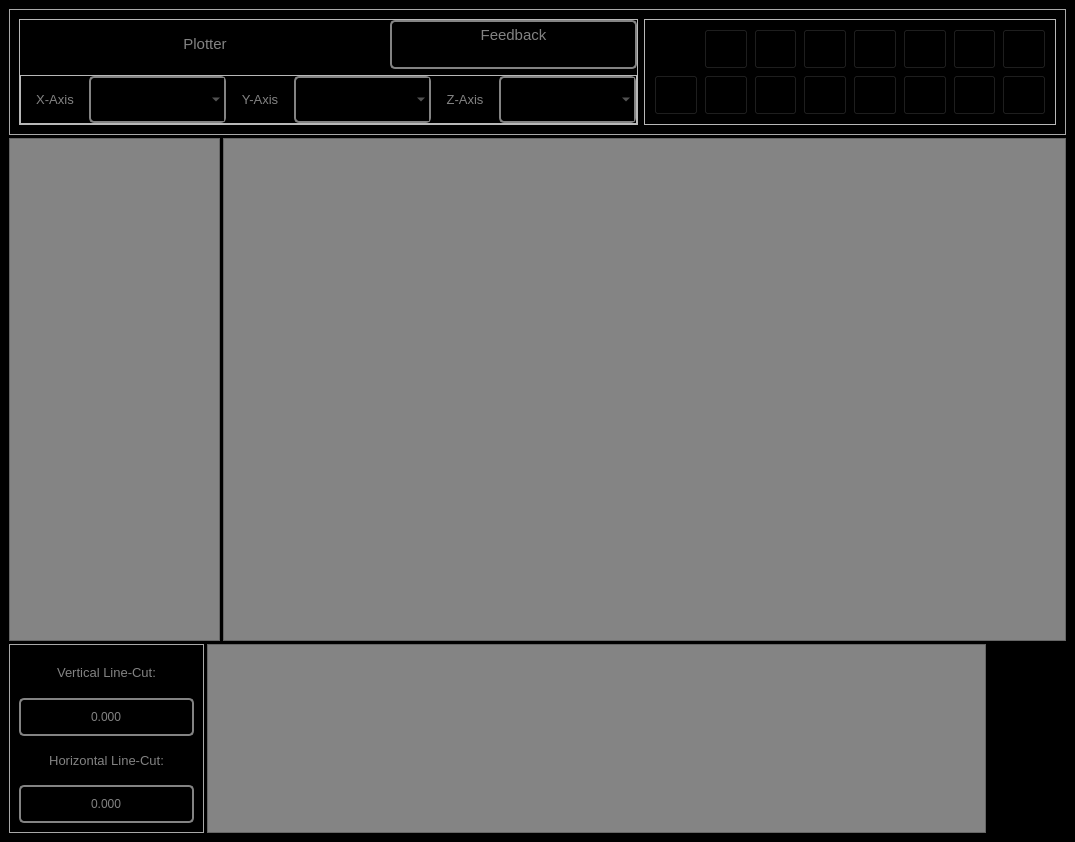
Qt form Scanner GUI/Plotters Control/Plotter/plotter.ui (afylab/nanoSQUID-Scanning-Software) before a commit.
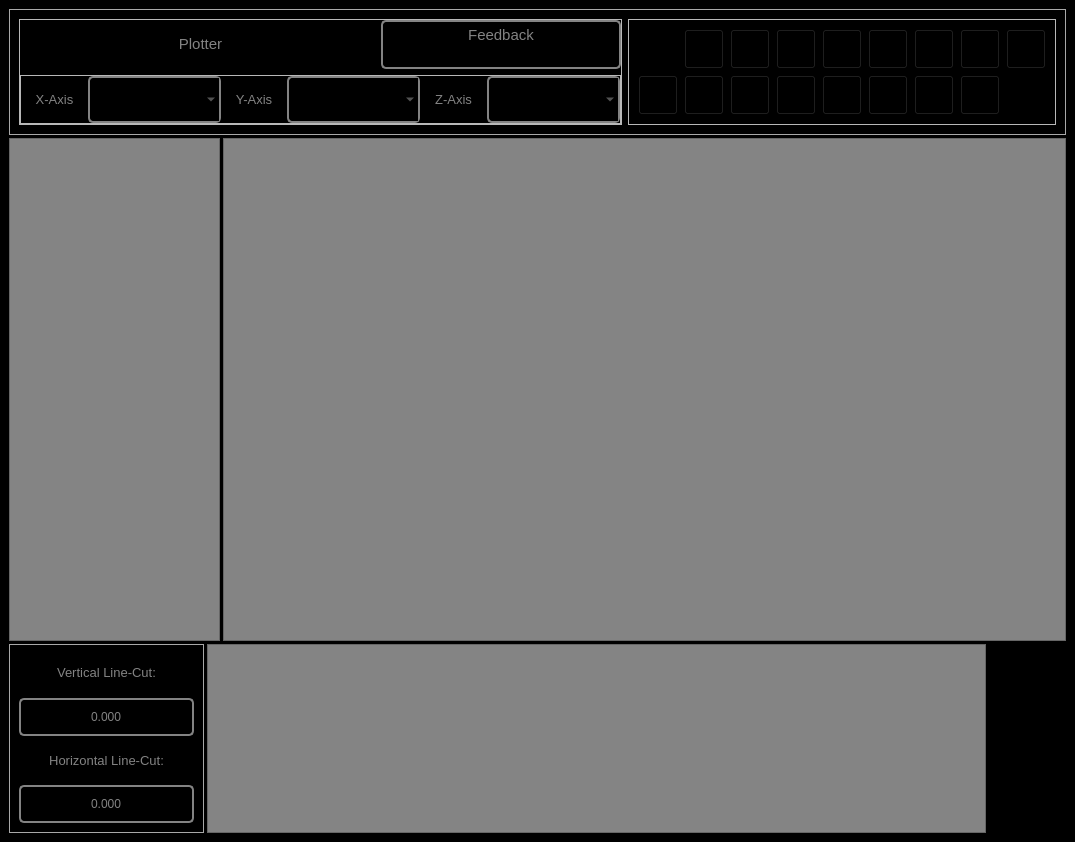
The same form after that commit. Icons and pictures are not drawn.

```diff
--- a/Scanner GUI/Plotters Control/Plotter/plotter.ui
+++ b/Scanner GUI/Plotters Control/Plotter/plotter.ui
@@ -286,80 +286,7 @@
          <property name="frameShadow">
           <enum>QFrame::Raised</enum>
          </property>
-         <layout class="QGridLayout" name="gridLayout_2" rowstretch="1,1" columnstretch="1,1,1,1,1,1,1,1" rowminimumheight="0,0" columnminimumwidth="0,0,0,0,0,0,0,0">
-          <item row="1" column="4">
-           <widget class="QPushButton" name="pushButton_Multiply">
-            <property name="sizePolicy">
-             <sizepolicy hsizetype="Preferred" vsizetype="Preferred">
-              <horstretch>0</horstretch>
-              <verstretch>0</verstretch>
-             </sizepolicy>
-            </property>
-            <property name="toolTip">
-             <string>&lt;html&gt;&lt;head/&gt;&lt;body&gt;&lt;p&gt;Multiply the plot data.&lt;/p&gt;&lt;/body&gt;&lt;/html&gt;</string>
-            </property>
-            <property name="styleSheet">
-             <string notr="true">QPushButton:disabled#pushButton_Multiply {image:url(:/nSOTScanner/Pictures/lock.png)}
-
-QPushButton#pushButton_Multiply{
-image:url(:/nSOTScanner/Pictures/Multiply.png);
-background: black;
-
-}
-
-QPushButton:pressed#pushButton_Multiply{
-image:url(:/nSOTScanner/Pictures/Multiply.png);
-background: black;
-border: 2px rgb(131,131,131);
-border-radius: 5px
-}</string>
-            </property>
-            <property name="text">
-             <string/>
-            </property>
-           </widget>
-          </item>
-          <item row="0" column="0">
-           <widget class="QPushButton" name="pushButton_trSelect">
-            <property name="enabled">
-             <bool>true</bool>
-            </property>
-            <property name="sizePolicy">
-             <sizepolicy hsizetype="Preferred" vsizetype="Preferred">
-              <horstretch>0</horstretch>
-              <verstretch>0</verstretch>
-             </sizepolicy>
-            </property>
-            <property name="minimumSize">
-             <size>
-              <width>0</width>
-              <height>0</height>
-             </size>
-            </property>
-            <property name="toolTip">
-             <string>&lt;html&gt;&lt;head/&gt;&lt;body&gt;&lt;p&gt;Select trace/retrace.&lt;/p&gt;&lt;/body&gt;&lt;/html&gt;</string>
-            </property>
-            <property name="styleSheet">
-             <string notr="true">QPushButton:disabled#pushButton_trSelect {image:url(:/nSOTScanner/Pictures/lock.png)}
-
-#pushButton_trSelect{
-image:url(:/nSOTScanner/Pictures/traceIcon.png);
-background: black;
-border: 0px solid rgb(95,107,166);
-}
-
-QPushButton:pressed#trSelect{
-image:url(:/nSOTScanner/Pictures/traceIcon.png);
-background: black;
-border: 2px rgb(131,131,131);
-border-radius: 5px
-}</string>
-            </property>
-            <property name="text">
-             <string/>
-            </property>
-           </widget>
-          </item>
+         <layout class="QGridLayout" name="gridLayout_2" rowstretch="1,1" columnstretch="1,1,1,1,1,1,1,1,0" rowminimumheight="0,0" columnminimumwidth="0,0,0,0,0,0,0,0,0">
           <item row="1" column="1">
            <widget class="QPushButton" name="pushButton_Info">
             <property name="sizePolicy">
@@ -392,226 +319,6 @@
             </property>
            </widget>
           </item>
-          <item row="1" column="0">
-           <widget class="QPushButton" name="pushButton_refresh">
-            <property name="enabled">
-             <bool>true</bool>
-            </property>
-            <property name="sizePolicy">
-             <sizepolicy hsizetype="Preferred" vsizetype="Preferred">
-              <horstretch>0</horstretch>
-              <verstretch>0</verstretch>
-             </sizepolicy>
-            </property>
-            <property name="minimumSize">
-             <size>
-              <width>0</width>
-              <height>0</height>
-             </size>
-            </property>
-            <property name="toolTip">
-             <string>&lt;html&gt;&lt;head/&gt;&lt;body&gt;&lt;p&gt;Refresh plot.&lt;/p&gt;&lt;/body&gt;&lt;/html&gt;</string>
-            </property>
-            <property name="styleSheet">
-             <string notr="true">QPushButton:disabled#pushButton_refresh {image:url(:/nSOTScanner/Pictures/lock.png)}
-
-#pushButton_refresh{
-image:url(:/nSOTScanner/Pictures/refresh.png);
-background: black;
-
-}
-
-QPushButton:pressed#refresh{
-image:url(:/nSOTScanner/Pictures/refresh.png);
-background: black;
-border: 2px rgb(131,131,131);
-border-radius: 5px
-}</string>
-            </property>
-            <property name="text">
-             <string/>
-            </property>
-           </widget>
-          </item>
-          <item row="0" column="4">
-           <widget class="QPushButton" name="subtract">
-            <property name="sizePolicy">
-             <sizepolicy hsizetype="Preferred" vsizetype="Preferred">
-              <horstretch>0</horstretch>
-              <verstretch>0</verstretch>
-             </sizepolicy>
-            </property>
-            <property name="minimumSize">
-             <size>
-              <width>0</width>
-              <height>0</height>
-             </size>
-            </property>
-            <property name="toolTip">
-             <string>&lt;html&gt;&lt;head/&gt;&lt;body&gt;&lt;p&gt;Subtract fit or offset.&lt;/p&gt;&lt;/body&gt;&lt;/html&gt;</string>
-            </property>
-            <property name="styleSheet">
-             <string notr="true">QPushButton:disabled#subtract {image:url(:/nSOTScanner/Pictures/lock.png)}
-
-QPushButton#subtract{
-image:url(:/nSOTScanner/Pictures/inverseRes.png);
-background: black;
-
-}
-
-QPushButton:pressed#subtract{
-image:url(:/nSOTScanner/Pictures/inverseRes.png);
-background: black;
-border: 2px rgb(131,131,131);
-border-radius: 5px
-}</string>
-            </property>
-            <property name="text">
-             <string/>
-            </property>
-           </widget>
-          </item>
-          <item row="1" column="3">
-           <widget class="QPushButton" name="pushButton_Despike">
-            <property name="sizePolicy">
-             <sizepolicy hsizetype="Preferred" vsizetype="Preferred">
-              <horstretch>0</horstretch>
-              <verstretch>0</verstretch>
-             </sizepolicy>
-            </property>
-            <property name="minimumSize">
-             <size>
-              <width>0</width>
-              <height>0</height>
-             </size>
-            </property>
-            <property name="toolTip">
-             <string>&lt;html&gt;&lt;head/&gt;&lt;body&gt;&lt;p&gt;Despiking the data plotted&lt;/p&gt;&lt;/body&gt;&lt;/html&gt;</string>
-            </property>
-            <property name="styleSheet">
-             <string notr="true">QPushButton:disabled#pushButton_Despike {image:url(:/nSOTScanner/Pictures/lock.png)}
-
-QPushButton#pushButton_Despike{
-image:url(:/nSOTScanner/Pictures/Flatten.png);
-background: black;
-
-}
-
-QPushButton:pressed#pushButton_Despike{
-image:url(:/nSOTScanner/Pictures/Flatten.png);
-background: black;
-border: 2px rgb(131,131,131);
-border-radius: 5px
-}</string>
-            </property>
-            <property name="text">
-             <string/>
-            </property>
-           </widget>
-          </item>
-          <item row="1" column="5">
-           <widget class="QPushButton" name="diamCalc">
-            <property name="sizePolicy">
-             <sizepolicy hsizetype="Preferred" vsizetype="Preferred">
-              <horstretch>0</horstretch>
-              <verstretch>0</verstretch>
-             </sizepolicy>
-            </property>
-            <property name="toolTip">
-             <string>Estimate nSOT Diameter</string>
-            </property>
-            <property name="styleSheet">
-             <string notr="true">QPushButton:disabled#diamCalc {image:url(:/nSOTScanner/Pictures/lock.png)}
-
-#diamCalc{
-image:url(:/nSOTScanner/Pictures/inverseDiameter.png);
-background: black;
-}
-
-QPushButton:pressed#diamCalc{
-image:url(:/nSOTScanner/Pictures/inverseDiameter.png);
-background: black;
-border: 2px rgb(131,131,131);
-border-radius: 5px
-}</string>
-            </property>
-            <property name="text">
-             <string/>
-            </property>
-           </widget>
-          </item>
-          <item row="1" column="6">
-           <widget class="QPushButton" name="gradient">
-            <property name="sizePolicy">
-             <sizepolicy hsizetype="Preferred" vsizetype="Preferred">
-              <horstretch>0</horstretch>
-              <verstretch>0</verstretch>
-             </sizepolicy>
-            </property>
-            <property name="toolTip">
-             <string>&lt;html&gt;&lt;head/&gt;&lt;body&gt;&lt;p&gt;Directional gradient.&lt;/p&gt;&lt;/body&gt;&lt;/html&gt;</string>
-            </property>
-            <property name="styleSheet">
-             <string notr="true">QPushButton:disabled#gradient {image:url(:/nSOTScanner/Pictures/lock.png)}
-
-#gradient{
-image:url(:/nSOTScanner/Pictures/inverseNabla.png);
-background: black;
-}
-
-QPushButton:pressed#gradient{
-image:url(:/nSOTScanner/Pictures/inverseNabla.png);
-background: black;
-border: 2px rgb(131,131,131);
-border-radius: 5px
-}</string>
-            </property>
-            <property name="text">
-             <string/>
-            </property>
-           </widget>
-          </item>
-          <item row="0" column="1">
-           <widget class="QPushButton" name="pushButton_CropWindow">
-            <property name="enabled">
-             <bool>true</bool>
-            </property>
-            <property name="sizePolicy">
-             <sizepolicy hsizetype="Preferred" vsizetype="Preferred">
-              <horstretch>0</horstretch>
-              <verstretch>0</verstretch>
-             </sizepolicy>
-            </property>
-            <property name="minimumSize">
-             <size>
-              <width>0</width>
-              <height>0</height>
-             </size>
-            </property>
-            <property name="toolTip">
-             <string>&lt;html&gt;&lt;head/&gt;&lt;body&gt;&lt;p&gt;Crop the data to the selected area&lt;/p&gt;&lt;/body&gt;&lt;/html&gt;</string>
-            </property>
-            <property name="styleSheet">
-             <string notr="true">QPushButton:disabled#pushButton_CropWindow {image:url(:/nSOTScanner/Pictures/lock.png)}
-
-#pushButton_CropWindow{
-image:url(:/nSOTScanner/Pictures/Crop.jpg);
-background: black;
-
-}
-
-QPushButton:pressed#pushButton_CropWindow{
-image:url(:/nSOTScanner/Pictures/Crop.jpg);
-background: black;
-border: 2px rgb(131,131,131);
-border-radius: 5px
-}</string>
-            </property>
-            <property name="text">
-             <string/>
-            </property>
-           </widget>
-          </item>
           <item row="0" column="6">
            <widget class="QPushButton" name="savePlot">
             <property name="sizePolicy">
@@ -643,44 +350,6 @@
             </property>
            </widget>
           </item>
-          <item row="0" column="5">
-           <widget class="QPushButton" name="pushButton_sensitivity">
-            <property name="sizePolicy">
-             <sizepolicy hsizetype="Preferred" vsizetype="Preferred">
-              <horstretch>0</horstretch>
-              <verstretch>0</verstretch>
-             </sizepolicy>
-            </property>
-            <property name="minimumSize">
-             <size>
-              <width>0</width>
-              <height>0</height>
-             </size>
-            </property>
-            <property name="toolTip">
-             <string>&lt;html&gt;&lt;head/&gt;&lt;body&gt;&lt;p&gt;Compute sensitivity&lt;/p&gt;&lt;/body&gt;&lt;/html&gt;</string>
-            </property>
-            <property name="styleSheet">
-             <string notr="true">QPushButton:disabled#pushButton_sensitivity {image:url(:/nSOTScanner/Pictures/lock.png)}
-
-QPushButton#pushButton_sensitivity{
-image:url(:/nSOTScanner/Pictures/inverseSigma.png);
-background: black;
-
-}
-
-QPushButton:pressed#pushButton_sensitivity{
-image:url(:/nSOTScanner/Pictures/inverseSigma.png);
-background: black;
-border: 2px rgb(131,131,131);
-border-radius: 5px
-}</string>
-            </property>
-            <property name="text">
-             <string/>
-            </property>
-           </widget>
-          </item>
           <item row="0" column="3">
            <widget class="QPushButton" name="pushButton_lockratio">
             <property name="enabled">
@@ -725,47 +394,6 @@
             </property>
            </widget>
           </item>
-          <item row="0" column="2">
-           <widget class="QPushButton" name="pushButton_SelectArea">
-            <property name="enabled">
-             <bool>true</bool>
-            </property>
-            <property name="sizePolicy">
-             <sizepolicy hsizetype="Preferred" vsizetype="Preferred">
-              <horstretch>0</horstretch>
-              <verstretch>0</verstretch>
-             </sizepolicy>
-            </property>
-            <property name="minimumSize">
-             <size>
-              <width>0</width>
-              <height>0</height>
-             </size>
-            </property>
-            <property name="toolTip">
-             <string>&lt;html&gt;&lt;head/&gt;&lt;body&gt;&lt;p&gt;Show selected area.&lt;/p&gt;&lt;/body&gt;&lt;/html&gt;</string>
-            </property>
-            <property name="styleSheet">
-             <string notr="true">QPushButton:disabled#pushButton_SelectArea {image:url(:/nSOTScanner/Pictures/lock.png)}
-
-#pushButton_SelectArea{
-image:url(:/nSOTScanner/Pictures/SelectArea.png);
-background: black;
-
-}
-
-QPushButton:pressed#pushButton_SelectArea{
-image:url(:/nSOTScanner/Pictures/SelectArea.png);
-background: black;
-border: 2px rgb(131,131,131);
-border-radius: 5px
-}</string>
-            </property>
-            <property name="text">
-             <string/>
-            </property>
-           </widget>
-          </item>
           <item row="1" column="2">
            <widget class="QPushButton" name="pushButton_zoom">
             <property name="sizePolicy">
@@ -803,6 +431,47 @@
             </property>
            </widget>
           </item>
+          <item row="0" column="2">
+           <widget class="QPushButton" name="pushButton_SelectArea">
+            <property name="enabled">
+             <bool>true</bool>
+            </property>
+            <property name="sizePolicy">
+             <sizepolicy hsizetype="Preferred" vsizetype="Preferred">
+              <horstretch>0</horstretch>
+              <verstretch>0</verstretch>
+             </sizepolicy>
+            </property>
+            <property name="minimumSize">
+             <size>
+              <width>0</width>
+              <height>0</height>
+             </size>
+            </property>
+            <property name="toolTip">
+             <string>&lt;html&gt;&lt;head/&gt;&lt;body&gt;&lt;p&gt;Show selected area.&lt;/p&gt;&lt;/body&gt;&lt;/html&gt;</string>
+            </property>
+            <property name="styleSheet">
+             <string notr="true">QPushButton:disabled#pushButton_SelectArea {image:url(:/nSOTScanner/Pictures/lock.png)}
+
+#pushButton_SelectArea{
+image:url(:/nSOTScanner/Pictures/SelectArea.png);
+background: black;
+
+}
+
+QPushButton:pressed#pushButton_SelectArea{
+image:url(:/nSOTScanner/Pictures/SelectArea.png);
+background: black;
+border: 2px rgb(131,131,131);
+border-radius: 5px
+}</string>
+            </property>
+            <property name="text">
+             <string/>
+            </property>
+           </widget>
+          </item>
           <item row="1" column="7">
            <widget class="QPushButton" name="pushButton_Squid">
             <property name="sizePolicy">
@@ -834,6 +503,337 @@
             </property>
            </widget>
           </item>
+          <item row="0" column="1">
+           <widget class="QPushButton" name="pushButton_CropWindow">
+            <property name="enabled">
+             <bool>true</bool>
+            </property>
+            <property name="sizePolicy">
+             <sizepolicy hsizetype="Preferred" vsizetype="Preferred">
+              <horstretch>0</horstretch>
+              <verstretch>0</verstretch>
+             </sizepolicy>
+            </property>
+            <property name="minimumSize">
+             <size>
+              <width>0</width>
+              <height>0</height>
+             </size>
+            </property>
+            <property name="toolTip">
+             <string>&lt;html&gt;&lt;head/&gt;&lt;body&gt;&lt;p&gt;Crop the data to the selected area&lt;/p&gt;&lt;/body&gt;&lt;/html&gt;</string>
+            </property>
+            <property name="styleSheet">
+             <string notr="true">QPushButton:disabled#pushButton_CropWindow {image:url(:/nSOTScanner/Pictures/lock.png)}
+
+#pushButton_CropWindow{
+image:url(:/nSOTScanner/Pictures/Crop.jpg);
+background: black;
+
+}
+
+QPushButton:pressed#pushButton_CropWindow{
+image:url(:/nSOTScanner/Pictures/Crop.jpg);
+background: black;
+border: 2px rgb(131,131,131);
+border-radius: 5px
+}</string>
+            </property>
+            <property name="text">
+             <string/>
+            </property>
+           </widget>
+          </item>
+          <item row="1" column="0">
+           <widget class="QPushButton" name="pushButton_refresh">
+            <property name="enabled">
+             <bool>true</bool>
+            </property>
+            <property name="sizePolicy">
+             <sizepolicy hsizetype="Preferred" vsizetype="Preferred">
+              <horstretch>0</horstretch>
+              <verstretch>0</verstretch>
+             </sizepolicy>
+            </property>
+            <property name="minimumSize">
+             <size>
+              <width>0</width>
+              <height>0</height>
+             </size>
+            </property>
+            <property name="toolTip">
+             <string>&lt;html&gt;&lt;head/&gt;&lt;body&gt;&lt;p&gt;Refresh plot.&lt;/p&gt;&lt;/body&gt;&lt;/html&gt;</string>
+            </property>
+            <property name="styleSheet">
+             <string notr="true">QPushButton:disabled#pushButton_refresh {image:url(:/nSOTScanner/Pictures/lock.png)}
+
+#pushButton_refresh{
+image:url(:/nSOTScanner/Pictures/refresh.png);
+background: black;
+
+}
+
+QPushButton:pressed#refresh{
+image:url(:/nSOTScanner/Pictures/refresh.png);
+background: black;
+border: 2px rgb(131,131,131);
+border-radius: 5px
+}</string>
+            </property>
+            <property name="text">
+             <string/>
+            </property>
+           </widget>
+          </item>
+          <item row="0" column="0">
+           <widget class="QPushButton" name="pushButton_trSelect">
+            <property name="enabled">
+             <bool>true</bool>
+            </property>
+            <property name="sizePolicy">
+             <sizepolicy hsizetype="Preferred" vsizetype="Preferred">
+              <horstretch>0</horstretch>
+              <verstretch>0</verstretch>
+             </sizepolicy>
+            </property>
+            <property name="minimumSize">
+             <size>
+              <width>0</width>
+              <height>0</height>
+             </size>
+            </property>
+            <property name="toolTip">
+             <string>&lt;html&gt;&lt;head/&gt;&lt;body&gt;&lt;p&gt;Select trace/retrace.&lt;/p&gt;&lt;/body&gt;&lt;/html&gt;</string>
+            </property>
+            <property name="styleSheet">
+             <string notr="true">QPushButton:disabled#pushButton_trSelect {image:url(:/nSOTScanner/Pictures/lock.png)}
+
+#pushButton_trSelect{
+image:url(:/nSOTScanner/Pictures/traceIcon.png);
+background: black;
+border: 0px solid rgb(95,107,166);
+}
+
+QPushButton:pressed#trSelect{
+image:url(:/nSOTScanner/Pictures/traceIcon.png);
+background: black;
+border: 2px rgb(131,131,131);
+border-radius: 5px
+}</string>
+            </property>
+            <property name="text">
+             <string/>
+            </property>
+           </widget>
+          </item>
+          <item row="1" column="4">
+           <widget class="QPushButton" name="pushButton_Multiply">
+            <property name="sizePolicy">
+             <sizepolicy hsizetype="Preferred" vsizetype="Preferred">
+              <horstretch>0</horstretch>
+              <verstretch>0</verstretch>
+             </sizepolicy>
+            </property>
+            <property name="toolTip">
+             <string>&lt;html&gt;&lt;head/&gt;&lt;body&gt;&lt;p&gt;Multiply the plot data.&lt;/p&gt;&lt;/body&gt;&lt;/html&gt;</string>
+            </property>
+            <property name="styleSheet">
+             <string notr="true">QPushButton:disabled#pushButton_Multiply {image:url(:/nSOTScanner/Pictures/lock.png)}
+
+QPushButton#pushButton_Multiply{
+image:url(:/nSOTScanner/Pictures/Multiply.png);
+background: black;
+
+}
+
+QPushButton:pressed#pushButton_Multiply{
+image:url(:/nSOTScanner/Pictures/Multiply.png);
+background: black;
+border: 2px rgb(131,131,131);
+border-radius: 5px
+}</string>
+            </property>
+            <property name="text">
+             <string/>
+            </property>
+           </widget>
+          </item>
+          <item row="0" column="5">
+           <widget class="QPushButton" name="pushButton_sensitivity">
+            <property name="sizePolicy">
+             <sizepolicy hsizetype="Preferred" vsizetype="Preferred">
+              <horstretch>0</horstretch>
+              <verstretch>0</verstretch>
+             </sizepolicy>
+            </property>
+            <property name="minimumSize">
+             <size>
+              <width>0</width>
+              <height>0</height>
+             </size>
+            </property>
+            <property name="toolTip">
+             <string>&lt;html&gt;&lt;head/&gt;&lt;body&gt;&lt;p&gt;Compute sensitivity&lt;/p&gt;&lt;/body&gt;&lt;/html&gt;</string>
+            </property>
+            <property name="styleSheet">
+             <string notr="true">QPushButton:disabled#pushButton_sensitivity {image:url(:/nSOTScanner/Pictures/lock.png)}
+
+QPushButton#pushButton_sensitivity{
+image:url(:/nSOTScanner/Pictures/inverseSigma.png);
+background: black;
+
+}
+
+QPushButton:pressed#pushButton_sensitivity{
+image:url(:/nSOTScanner/Pictures/inverseSigma.png);
+background: black;
+border: 2px rgb(131,131,131);
+border-radius: 5px
+}</string>
+            </property>
+            <property name="text">
+             <string/>
+            </property>
+           </widget>
+          </item>
+          <item row="1" column="5">
+           <widget class="QPushButton" name="diamCalc">
+            <property name="sizePolicy">
+             <sizepolicy hsizetype="Preferred" vsizetype="Preferred">
+              <horstretch>0</horstretch>
+              <verstretch>0</verstretch>
+             </sizepolicy>
+            </property>
+            <property name="toolTip">
+             <string>Estimate nSOT Diameter</string>
+            </property>
+            <property name="styleSheet">
+             <string notr="true">QPushButton:disabled#diamCalc {image:url(:/nSOTScanner/Pictures/lock.png)}
+
+#diamCalc{
+image:url(:/nSOTScanner/Pictures/inverseDiameter.png);
+background: black;
+}
+
+QPushButton:pressed#diamCalc{
+image:url(:/nSOTScanner/Pictures/inverseDiameter.png);
+background: black;
+border: 2px rgb(131,131,131);
+border-radius: 5px
+}</string>
+            </property>
+            <property name="text">
+             <string/>
+            </property>
+           </widget>
+          </item>
+          <item row="1" column="3">
+           <widget class="QPushButton" name="pushButton_Despike">
+            <property name="sizePolicy">
+             <sizepolicy hsizetype="Preferred" vsizetype="Preferred">
+              <horstretch>0</horstretch>
+              <verstretch>0</verstretch>
+             </sizepolicy>
+            </property>
+            <property name="minimumSize">
+             <size>
+              <width>0</width>
+              <height>0</height>
+             </size>
+            </property>
+            <property name="toolTip">
+             <string>&lt;html&gt;&lt;head/&gt;&lt;body&gt;&lt;p&gt;Despiking the data plotted&lt;/p&gt;&lt;/body&gt;&lt;/html&gt;</string>
+            </property>
+            <property name="styleSheet">
+             <string notr="true">QPushButton:disabled#pushButton_Despike {image:url(:/nSOTScanner/Pictures/lock.png)}
+
+QPushButton#pushButton_Despike{
+image:url(:/nSOTScanner/Pictures/Flatten.png);
+background: black;
+
+}
+
+QPushButton:pressed#pushButton_Despike{
+image:url(:/nSOTScanner/Pictures/Flatten.png);
+background: black;
+border: 2px rgb(131,131,131);
+border-radius: 5px
+}</string>
+            </property>
+            <property name="text">
+             <string/>
+            </property>
+           </widget>
+          </item>
+          <item row="1" column="6">
+           <widget class="QPushButton" name="gradient">
+            <property name="sizePolicy">
+             <sizepolicy hsizetype="Preferred" vsizetype="Preferred">
+              <horstretch>0</horstretch>
+              <verstretch>0</verstretch>
+             </sizepolicy>
+            </property>
+            <property name="toolTip">
+             <string>&lt;html&gt;&lt;head/&gt;&lt;body&gt;&lt;p&gt;Directional gradient.&lt;/p&gt;&lt;/body&gt;&lt;/html&gt;</string>
+            </property>
+            <property name="styleSheet">
+             <string notr="true">QPushButton:disabled#gradient {image:url(:/nSOTScanner/Pictures/lock.png)}
+
+#gradient{
+image:url(:/nSOTScanner/Pictures/inverseNabla.png);
+background: black;
+}
+
+QPushButton:pressed#gradient{
+image:url(:/nSOTScanner/Pictures/inverseNabla.png);
+background: black;
+border: 2px rgb(131,131,131);
+border-radius: 5px
+}</string>
+            </property>
+            <property name="text">
+             <string/>
+            </property>
+           </widget>
+          </item>
+          <item row="0" column="4">
+           <widget class="QPushButton" name="subtract">
+            <property name="sizePolicy">
+             <sizepolicy hsizetype="Preferred" vsizetype="Preferred">
+              <horstretch>0</horstretch>
+              <verstretch>0</verstretch>
+             </sizepolicy>
+            </property>
+            <property name="minimumSize">
+             <size>
+              <width>0</width>
+              <height>0</height>
+             </size>
+            </property>
+            <property name="toolTip">
+             <string>&lt;html&gt;&lt;head/&gt;&lt;body&gt;&lt;p&gt;Subtract fit or offset.&lt;/p&gt;&lt;/body&gt;&lt;/html&gt;</string>
+            </property>
+            <property name="styleSheet">
+             <string notr="true">QPushButton:disabled#subtract {image:url(:/nSOTScanner/Pictures/lock.png)}
+
+QPushButton#subtract{
+image:url(:/nSOTScanner/Pictures/inverseRes.png);
+background: black;
+
+}
+
+QPushButton:pressed#subtract{
+image:url(:/nSOTScanner/Pictures/inverseRes.png);
+background: black;
+border: 2px rgb(131,131,131);
+border-radius: 5px
+}</string>
+            </property>
+            <property name="text">
+             <string/>
+            </property>
+           </widget>
+          </item>
           <item row="0" column="7">
            <widget class="QPushButton" name="pushButton_Bipolar">
             <property name="sizePolicy">
@@ -865,6 +865,50 @@
             </property>
            </widget>
           </item>
+          <item row="0" column="8">
+           <widget class="QPushButton" name="pushButton_Debug">
+            <property name="enabled">
+             <bool>true</bool>
+            </property>
+            <property name="sizePolicy">
+             <sizepolicy hsizetype="Preferred" vsizetype="Preferred">
+              <horstretch>0</horstretch>
+              <verstretch>0</verstretch>
+             </sizepolicy>
+            </property>
+            <property name="minimumSize">
+             <size>
+              <width>0</width>
+              <height>0</height>
+             </size>
+            </property>
+            <property name="contextMenuPolicy">
+             <enum>Qt::DefaultContextMenu</enum>
+            </property>
+            <property name="toolTip">
+             <string>Debug Window</string>
+            </property>
+            <property name="styleSheet">
+             <string notr="true">QPushButton:disabled#pushButton_Debug {image:url(:/nSOTScanner/Pictures/lock.png)}
+
+QPushButton#pushButton_Debug{
+image:url(:/nSOTScanner/Pictures/debug.png);
+background: black;
+}
+
+QPushButton:pressed#pushButton_Debug{
+image:url(:/nSOTScanner/Pictures/debug.png);
+background: black;
+border: 2px rgb(131,131,131);
+border-radius: 5px
+}
+</string>
+            </property>
+            <property name="text">
+             <string/>
+            </property>
+           </widget>
+          </item>
          </layout>
         </widget>
        </item>
```
